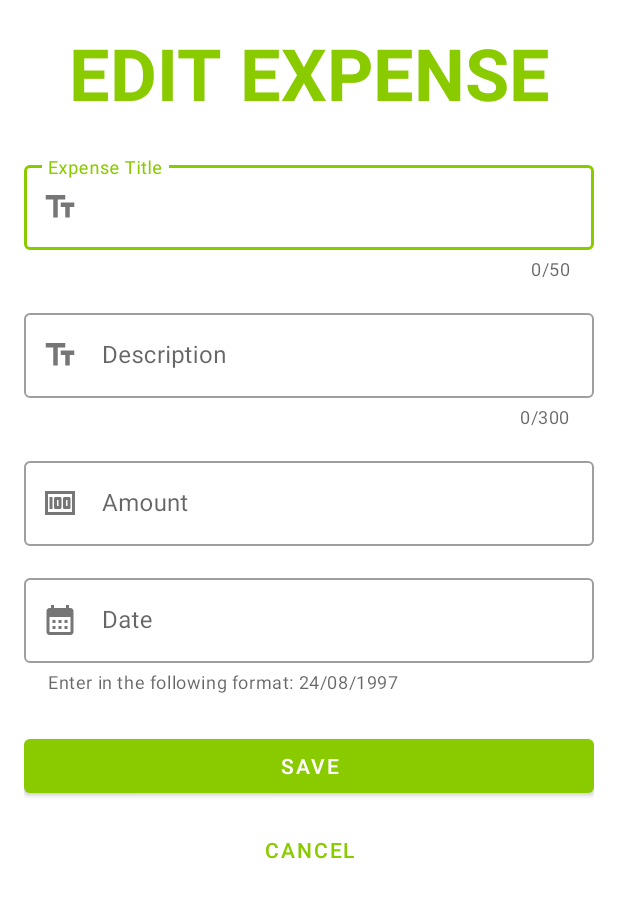
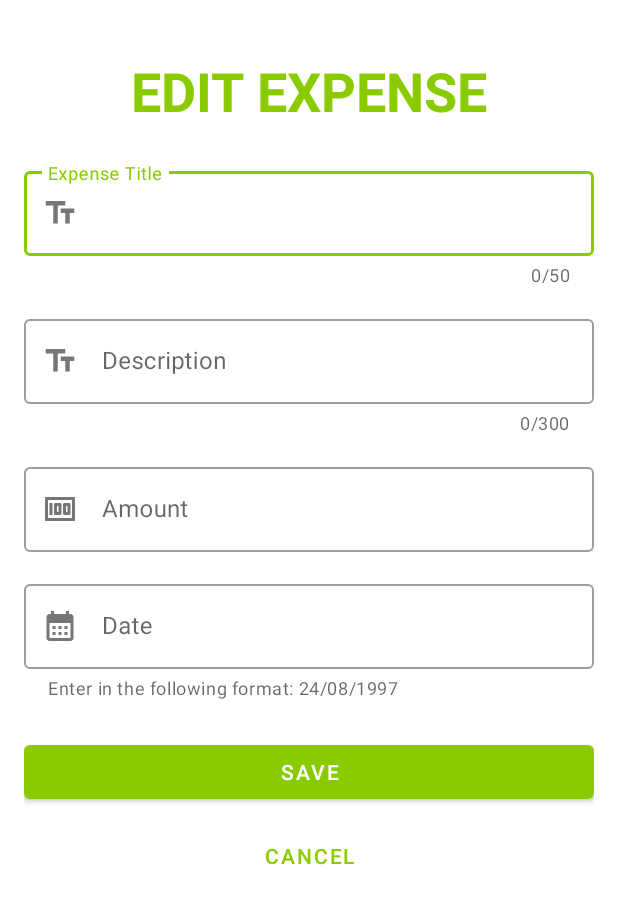
Before and after one commit to wuocdat/Money-Manager, an Android app: the layout fragment_edit.xml on its own in the app's theme, with its tools: preview values and no code run, on a phone screen of 412 x 824 dp. Shown: the top 904 px of the screen. Run offline under Robolectric (Android 15) with nearby library versions, the phone set to English and light mode, and no system bars.

Commit message:
update ui

```diff
--- a/app/src/main/res/layout/fragment_edit.xml
+++ b/app/src/main/res/layout/fragment_edit.xml
@@ -20,12 +20,13 @@
                 android:id="@+id/textView9"
                 android:layout_width="match_parent"
                 android:layout_height="wrap_content"
+                android:layout_marginTop="20dp"
                 android:layout_marginBottom="24dp"
                 android:text="@string/edit_expense"
                 android:textAlignment="center"
                 android:textAllCaps="true"
                 android:textColor="@color/primary_color"
-                android:textSize="48sp"
+                android:textSize="36sp"
                 android:textStyle="bold" />
 
 
```
